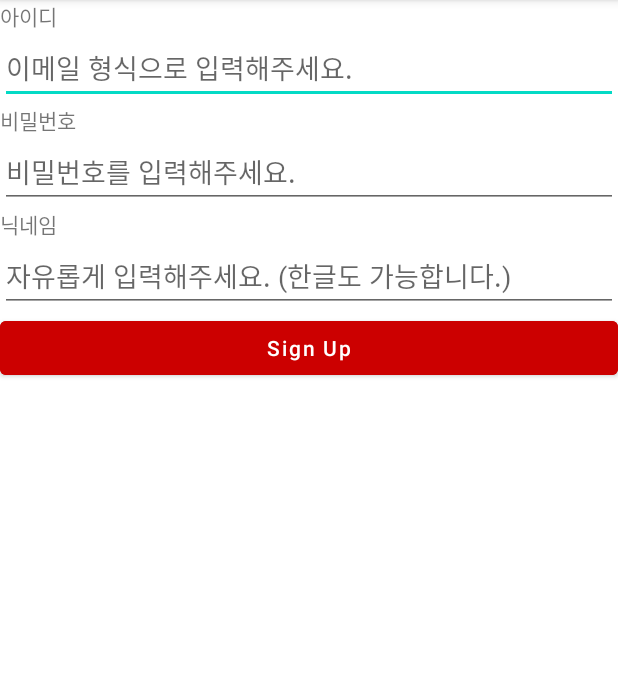
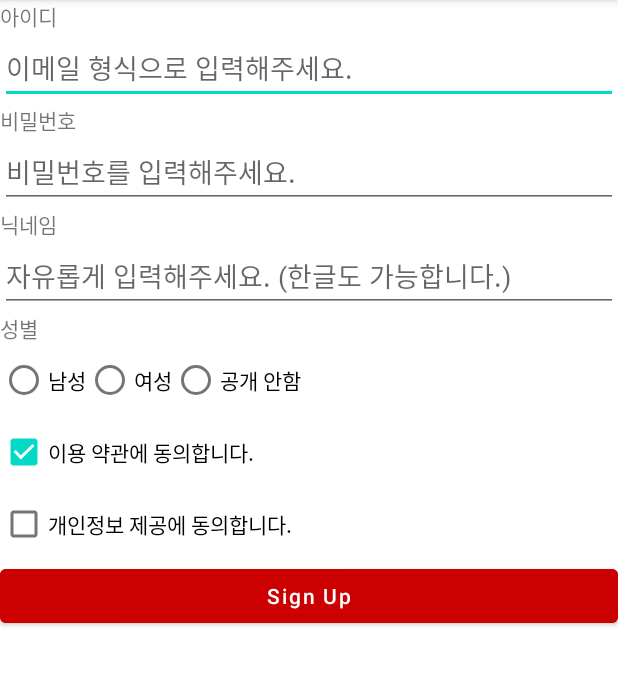
Before and after one commit to no1msh/UIPractice_20220219, an Android app: the screen it shows after launch (MainActivity), on a phone screen of 412 x 824 dp, the part 84-770 px from its top. Run offline under Robolectric (Android 15) with nearby library versions, the phone set to English and light mode, and no system bars.

Commit message:
RadioButton, CheckBox 사용
- checked 속성으로 미리 체크 되어있게 만들 수 있다.

```diff
--- a/app/src/main/res/layout/activity_main.xml
+++ b/app/src/main/res/layout/activity_main.xml
@@ -41,6 +41,40 @@
         android:imeOptions="actionSend"
         android:singleLine="true" />
 
+    <TextView
+        android:layout_width="wrap_content"
+        android:layout_height="wrap_content"
+        android:text="성별" />
+
+    <RadioGroup
+        android:layout_width="wrap_content"
+        android:layout_height="wrap_content"
+        android:orientation="horizontal">
+
+        <RadioButton
+            android:layout_width="wrap_content"
+            android:layout_height="wrap_content"
+            android:text="남성"/>
+        <RadioButton
+            android:layout_width="wrap_content"
+            android:layout_height="wrap_content"
+            android:text="여성"/>
+        <RadioButton
+            android:layout_width="wrap_content"
+            android:layout_height="wrap_content"
+            android:text="공개 안함"/>
+    </RadioGroup>
+
+    <CheckBox
+        android:layout_width="wrap_content"
+        android:layout_height="wrap_content"
+        android:text="이용 약관에 동의합니다."
+        android:checked="true"/>
+
+    <CheckBox
+        android:layout_width="wrap_content"
+        android:layout_height="wrap_content"
+        android:text="개인정보 제공에 동의합니다." />
     <Button
         android:layout_width="match_parent"
         android:layout_height="wrap_content"
```
